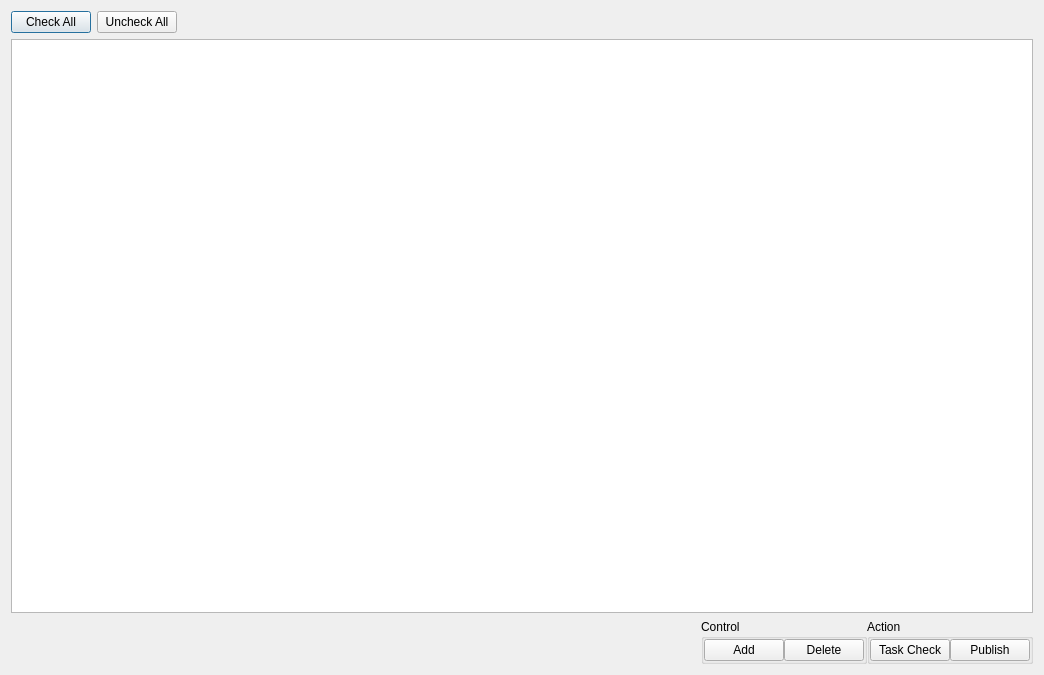
The window that resources/dump.ui (onetera/tk-desktop-timecard) describes before a commit, drawn with Qt 5.
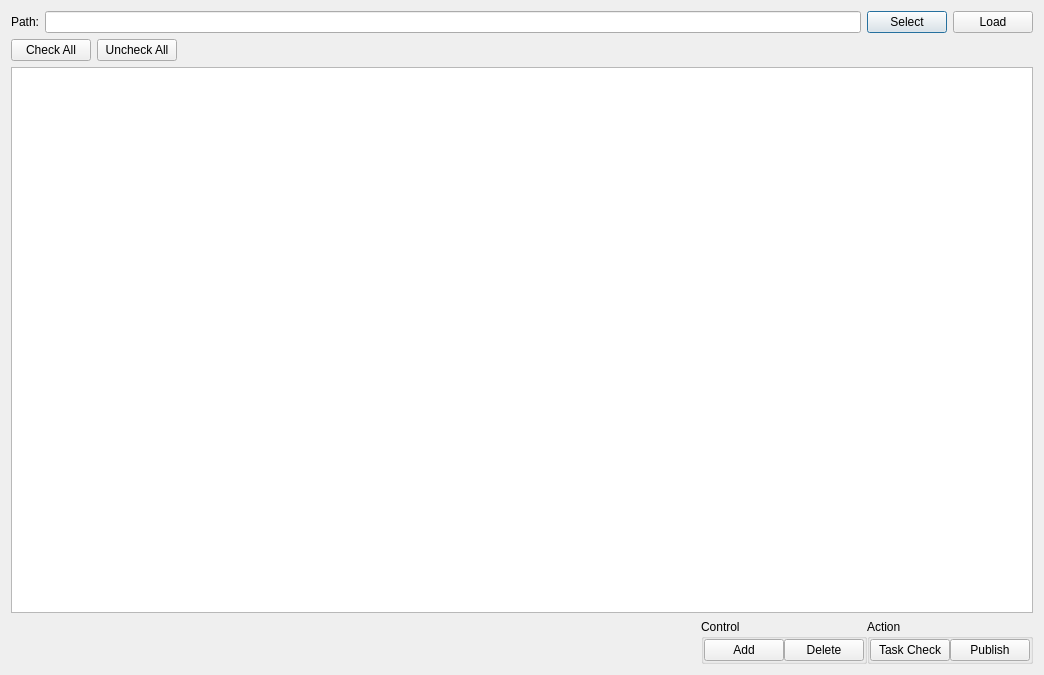
The same window after the commit.

Patch:
```diff
--- a/resources/dump.ui
+++ b/resources/dump.ui
@@ -14,6 +14,34 @@
    <string>Past Timelog</string>
   </property>
   <layout class="QVBoxLayout" name="verticalLayout">
+   <item>
+    <layout class="QHBoxLayout" name="horizontalLayout_2">
+     <item>
+      <widget class="QLabel" name="label">
+       <property name="text">
+        <string>Path:</string>
+       </property>
+      </widget>
+     </item>
+     <item>
+      <widget class="QLineEdit" name="lineEdit"/>
+     </item>
+     <item>
+      <widget class="QPushButton" name="select_excel">
+       <property name="text">
+        <string>Select</string>
+       </property>
+      </widget>
+     </item>
+     <item>
+      <widget class="QPushButton" name="load_excel">
+       <property name="text">
+        <string>Load</string>
+       </property>
+      </widget>
+     </item>
+    </layout>
+   </item>
    <item>
     <layout class="QHBoxLayout" name="horizontalLayout_3">
      <item>
```
Left out of the diff: 4 changed lines with no effect on the pictures.
